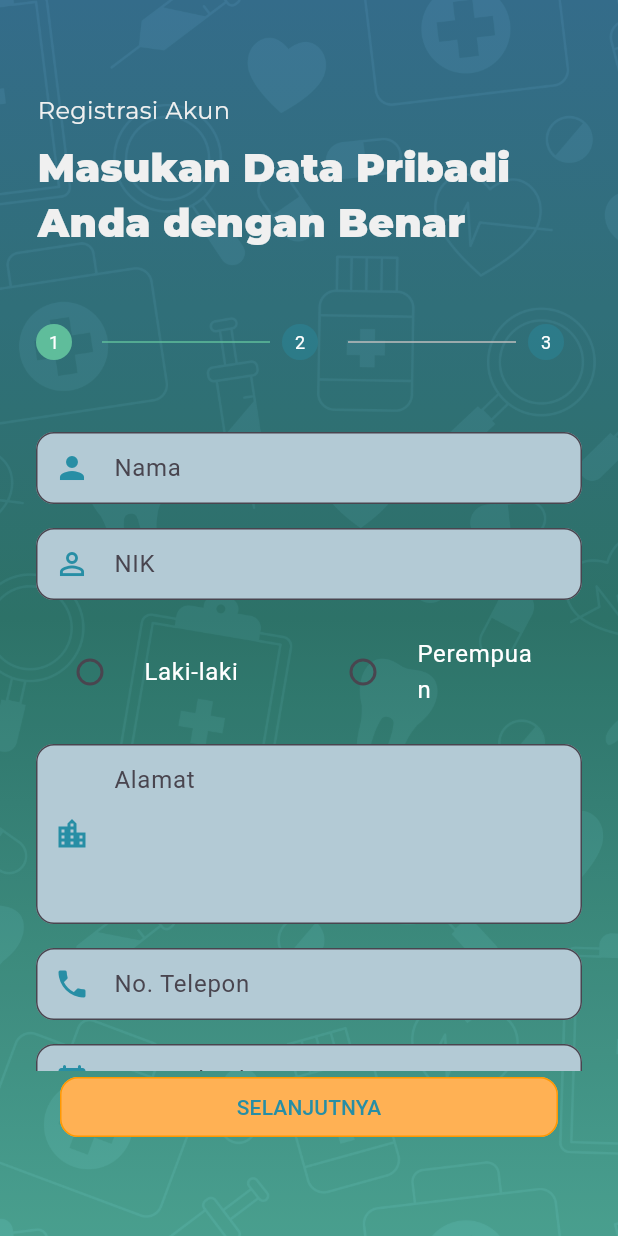
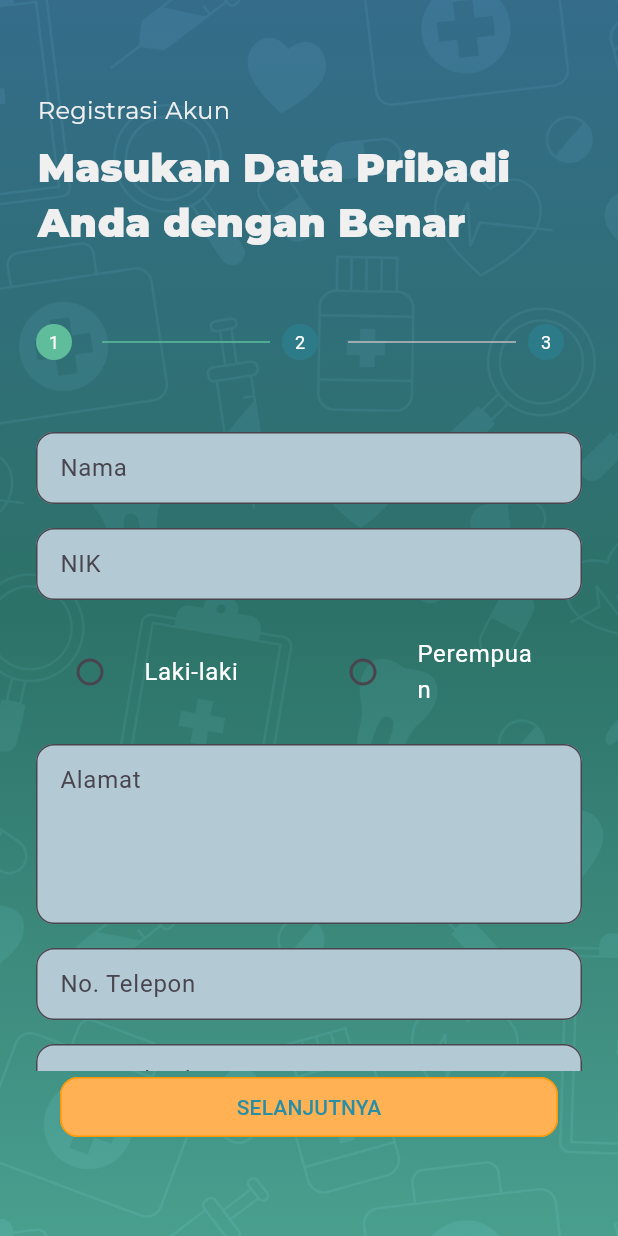
Before and after one commit to sabilfaustaa/provis-frontend, a Flutter app: the SignUpPage screen opened directly, on a phone screen of 412 x 824 dp. Run offline on Flutter 3.47's test engine with Material 3 defaults, Android fonts, the phone set to English and light mode, and no system bars; our stand-ins replace google_fonts, shared_preferences; accounts and stored records are empty; network calls fail.

```diff
--- a/lib/pages/sign_up.dart
+++ b/lib/pages/sign_up.dart
@@ -151,6 +151,22 @@ class _SignUpPageState extends State<SignUpPage> {
     ];
   }
 
+  int calculateAge(String birthDateString) {
+    try {
+      DateTime birthDate = DateFormat('yyyy-MM-dd').parse(birthDateString);
+      DateTime today = DateTime.now();
+      int age = today.year - birthDate.year;
+      if (today.month < birthDate.month ||
+          (today.month == birthDate.month && today.day < birthDate.day)) {
+        age--;
+      }
+      return age;
+    } catch (e) {
+      print("Error calculating age: $e");
+      return 0;
+    }
+  }
+
   void _nextStep() {
     if (_currentStep < 2) {
       setState(() => _currentStep++);
@@ -186,6 +202,9 @@ class _SignUpPageState extends State<SignUpPage> {
       final int userId =
           Provider.of<AuthProvider>(context, listen: false).userId;
 
+      int calculatedAge = calculateAge(_tanggalLahirController.text);
+      print("Calculated Age: $calculatedAge");
+
       final createPatientData = {
         'name': _namaController.text,
         'user_id': userId,
@@ -201,7 +220,7 @@ class _SignUpPageState extends State<SignUpPage> {
         'weight': _heightController.text,
         'height': _weightController.text,
         'bmi': _bmiController.text,
-        'age': "22",
+        'age': calculatedAge.toString(),
         'bpjs_status': false,
       };
 
@@ -237,7 +256,7 @@ class _SignUpPageState extends State<SignUpPage> {
           controller: _namaController,
           hint: 'Nama',
           obscureText: false,
-          prefixIcon: Icons.person,
+          prefixIcon: null,
           iconColor: primaryColor,
           backgroundColor: khakiColor,
         ),
@@ -246,7 +265,7 @@ class _SignUpPageState extends State<SignUpPage> {
           controller: _nikController,
           hint: 'NIK',
           obscureText: false,
-          prefixIcon: Icons.perm_identity,
+          prefixIcon: null,
           iconColor: primaryColor,
           backgroundColor: khakiColor,
         ),
@@ -284,7 +303,7 @@ class _SignUpPageState extends State<SignUpPage> {
           controller: _alamatController,
           hint: 'Alamat',
           obscureText: false,
-          prefixIcon: Icons.location_city,
+          prefixIcon: null,
           iconColor: primaryColor,
           backgroundColor: khakiColor,
           maxLines: 4,
@@ -294,7 +313,7 @@ class _SignUpPageState extends State<SignUpPage> {
           controller: _noTeleponController,
           hint: 'No. Telepon',
           obscureText: false,
-          prefixIcon: Icons.phone,
+          prefixIcon: null,
           iconColor: primaryColor,
           backgroundColor: khakiColor,
         ),
@@ -320,7 +339,7 @@ class _SignUpPageState extends State<SignUpPage> {
               controller: _tanggalLahirController,
               hint: 'Tanggal Lahir',
               obscureText: false,
-              prefixIcon: Icons.date_range_rounded,
+              prefixIcon: null,
               iconColor: primaryColor,
               backgroundColor: khakiColor,
             ),
@@ -340,7 +359,10 @@ class _SignUpPageState extends State<SignUpPage> {
           prefixIcon: null,
           iconColor: primaryColor,
           backgroundColor: khakiColor,
-          maxLines: 6,
+          maxLines: 4,
+        ),
+        SizedBox(
+          height: 16,
         ),
         buildTextField(
           controller: _weightController,
@@ -349,7 +371,10 @@ class _SignUpPageState extends State<SignUpPage> {
           prefixIcon: null,
           iconColor: primaryColor,
           backgroundColor: khakiColor,
-          maxLines: 6,
+          maxLines: 1,
+        ),
+        SizedBox(
+          height: 16,
         ),
         buildTextField(
           controller: _heightController,
@@ -358,7 +383,10 @@ class _SignUpPageState extends State<SignUpPage> {
           prefixIcon: null,
           iconColor: primaryColor,
           backgroundColor: khakiColor,
-          maxLines: 6,
+          maxLines: 1,
+        ),
+        SizedBox(
+          height: 16,
         ),
         buildTextField(
           controller: _bmiController,
@@ -367,7 +395,7 @@ class _SignUpPageState extends State<SignUpPage> {
           prefixIcon: null,
           iconColor: primaryColor,
           backgroundColor: khakiColor,
-          maxLines: 6,
+          maxLines: 1,
         ),
       ],
     );
```
Also changed, not shown: lib/main.dart (+14 -6 lines), lib/pages/home/cari_dokter.dart (+70 -46 lines), lib/pages/home/detail_dokter.dart (+36 -8 lines), lib/pages/home/profile.dart (+21 -1 lines), lib/pages/home/riwayat_page.dart (+29 -22 lines), lib/providers/auth_provider.dart (+10 -2 lines), lib/providers/doctor_provider.dart (+12 -4 lines).
